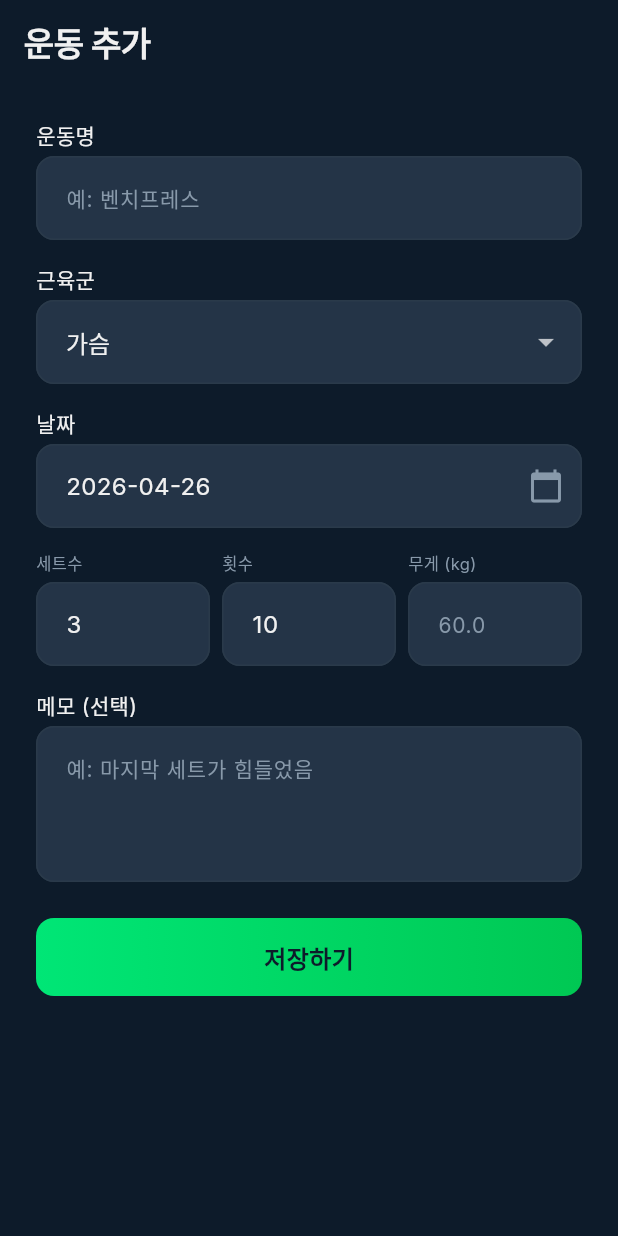
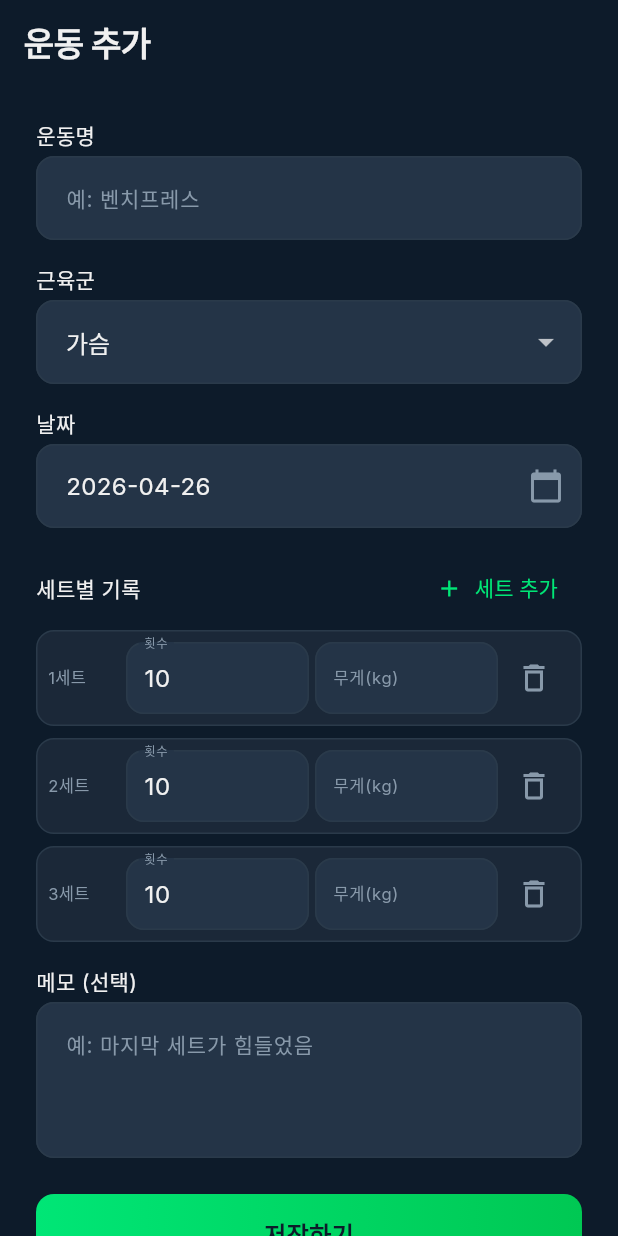
Before and after one commit to kaero313/ai-health-trainer, a Flutter app: the ExerciseAddScreen screen opened by its route, on a phone screen of 412 x 824 dp. Run offline on Flutter 3.47's test engine with Material 3 defaults, Android fonts, the phone set to English and light mode, and no system bars; our stand-ins replace dio, fl_chart, flutter_riverpod, flutter_secure_storage, go_router, google_fonts and 3 more; accounts and stored records are empty; network calls fail.

Commit message:
feat(exercise): add per-set entry fields

```diff
--- a/frontend/lib/features/exercise/presentation/exercise_add_screen.dart
+++ b/frontend/lib/features/exercise/presentation/exercise_add_screen.dart
@@ -55,23 +55,14 @@ class ExerciseAddScreen extends ConsumerStatefulWidget {
 
 class _ExerciseAddScreenState extends ConsumerState<ExerciseAddScreen> {
   final TextEditingController _nameController = TextEditingController();
-  final TextEditingController _setsController = TextEditingController(
-    text: '3',
-  );
-  final TextEditingController _repsController = TextEditingController(
-    text: '10',
-  );
-  final TextEditingController _weightController = TextEditingController();
   final TextEditingController _memoController = TextEditingController();
+  final List<_SetInputState> _setInputs = <_SetInputState>[];
 
   late DateTime _selectedDate;
   String _selectedMuscleGroup = kExerciseMuscleGroupOrder.first;
 
   bool _isSaving = false;
   String? _nameError;
-  String? _setsError;
-  String? _repsError;
-  String? _weightError;
   String? _submitError;
 
   @override
@@ -84,10 +75,8 @@ class _ExerciseAddScreenState extends ConsumerState<ExerciseAddScreen> {
   @override
   void dispose() {
     _nameController.dispose();
-    _setsController.dispose();
-    _repsController.dispose();
-    _weightController.dispose();
     _memoController.dispose();
+    _disposeSetInputs();
     super.dispose();
   }
 
@@ -133,30 +122,92 @@ class _ExerciseAddScreenState extends ConsumerState<ExerciseAddScreen> {
 
   String? _validatePositiveInt(String value, String label) {
     if (value.trim().isEmpty) {
-      return '$label 입력해주세요.';
+      return '$label를 입력해주세요.';
     }
     final int? parsed = int.tryParse(value.trim());
     if (parsed == null) {
-      return '$label 숫자로 입력해주세요.';
+      return '$label는 숫자로 입력해주세요.';
     }
     if (parsed <= 0) {
-      return '$label 1 이상이어야 합니다.';
+      return '$label는 1 이상이어야 합니다.';
     }
     return null;
   }
 
-  String? _validateWeight(String value) {
+  String? _validateWeight(String value, {String label = '무게'}) {
     if (value.trim().isEmpty) {
       return null;
     }
     final double? parsed = double.tryParse(value.trim());
     if (parsed == null) {
-      return '무게는 숫자로 입력해주세요.';
+      return '$label는 숫자로 입력해주세요.';
     }
     if (parsed < 0) {
-      return '무게는 0 이상이어야 합니다.';
+      return '$label는 0 이상이어야 합니다.';
     }
     return null;
+  }
+
+  void _addSetInput() {
+    final String repsText =
+        _setInputs.isEmpty || _setInputs.last.repsController.text.trim().isEmpty
+            ? '10'
+            : _setInputs.last.repsController.text.trim();
+    final String weightText =
+        _setInputs.isEmpty ? '' : _setInputs.last.weightController.text.trim();
+    setState(() {
+      _setInputs.add(
+        _SetInputState(repsText: repsText, weightText: weightText),
+      );
+      _submitError = null;
+    });
+  }
+
+  void _removeSetInput(int index) {
+    if (_setInputs.length <= 1) {
+      return;
+    }
+    setState(() {
+      final _SetInputState removed = _setInputs.removeAt(index);
+      removed.dispose();
+      _submitError = null;
+    });
+  }
+
+  List<Map<String, dynamic>>? _buildSetsPayload() {
+    bool hasError = false;
+    final List<Map<String, dynamic>> sets = <Map<String, dynamic>>[];
+
+    for (int index = 0; index < _setInputs.length; index += 1) {
+      final _SetInputState input = _setInputs[index];
+      final String repsLabel = '${index + 1}세트 횟수';
+      final String weightLabel = '${index + 1}세트 무게';
+      final String? repsError = _validatePositiveInt(
+        input.repsController.text,
+        repsLabel,
+      );
+      final String? weightError = _validateWeight(
+        input.weightController.text,
+        label: weightLabel,
+      );
+      input.repsError = repsError;
+      input.weightError = weightError;
+
+      if (repsError != null || weightError != null) {
+        hasError = true;
+        continue;
+      }
+
+      final String weightText = input.weightController.text.trim();
+      sets.add(<String, dynamic>{
+        'set_number': index + 1,
+        'reps': int.parse(input.repsController.text.trim()),
+        'weight_kg': weightText.isEmpty ? null : double.parse(weightText),
+        'is_completed': true,
+      });
+    }
+
+    return hasError ? null : sets;
   }
 
   Future<void> _pickDate() async {
@@ -178,44 +229,20 @@ class _ExerciseAddScreenState extends ConsumerState<ExerciseAddScreen> {
 
   Future<void> _submit() async {
     final String? nameError = _validateExerciseName(_nameController.text);
-    final String? setsError = _validatePositiveInt(_setsController.text, '세트수');
-    final String? repsError = _validatePositiveInt(_repsController.text, '횟수');
-    final String? weightError = _validateWeight(_weightController.text);
+    final List<Map<String, dynamic>>? sets = _buildSetsPayload();
 
     setState(() {
       _nameError = nameError;
-      _setsError = setsError;
-      _repsError = repsError;
-      _weightError = weightError;
       _submitError = null;
     });
 
-    if (nameError != null ||
-        setsError != null ||
-        repsError != null ||
-        weightError != null) {
+    if (nameError != null || sets == null) {
       return;
     }
 
     setState(() {
       _isSaving = true;
     });
-
-    final int setsCount = int.parse(_setsController.text.trim());
-    final int repsCount = int.parse(_repsController.text.trim());
-    final String weightText = _weightController.text.trim();
-    final double? weight =
-        weightText.isEmpty ? null : double.parse(_weightController.text.trim());
-
-    final List<Map<String, dynamic>> sets = List<Map<String, dynamic>>.generate(
-      setsCount,
-      (int index) => <String, dynamic>{
-        'set_number': index + 1,
-        'reps': repsCount,
-        'weight_kg': weight,
-        'is_completed': true,
-      },
-    );
 
     final Map<String, dynamic> payload = <String, dynamic>{
       'exercise_date': DateFormat('yyyy-MM-dd').format(_selectedDate),
@@ -327,57 +354,43 @@ class _ExerciseAddScreenState extends ConsumerState<ExerciseAddScreen> {
               const SizedBox(height: AppSpacing.md),
               Row(
                 children: [
-                  Expanded(
-                    child: _NumberInputField(
-                      label: '세트수',
-                      hint: '3',
-                      controller: _setsController,
-                      errorText: _setsError,
-                      keyboardType: TextInputType.number,
-                      onChanged: (String value) {
+                  Expanded(child: Text('세트별 기록', style: AppTypography.body2)),
+                  TextButton.icon(
+                    onPressed: _addSetInput,
+                    icon: const Icon(Icons.add, size: 18),
+                    label: const Text('세트 추가'),
+                  ),
+                ],
+              ),
+              const SizedBox(height: AppSpacing.xs),
+              for (int index = 0; index < _setInputs.length; index += 1) ...[
+                _SetInputRow(
+                  setNumber: index + 1,
+                  input: _setInputs[index],
+                  canRemove: _setInputs.length > 1,
+                  onRemove: () => _removeSetInput(index),
+                  onRepsChanged: (String value) {
                     setState(() {
-                          _setsError = _validatePositiveInt(value, '세트수');
+                      _setInputs[index].repsError = _validatePositiveInt(
+                        value,
+                        '${index + 1}세트 횟수',
+                      );
+                      _submitError = null;
+                    });
+                  },
+                  onWeightChanged: (String value) {
+                    setState(() {
+                      _setInputs[index].weightError = _validateWeight(
+                        value,
+                        label: '${index + 1}세트 무게',
+                      );
                       _submitError = null;
                     });
                   },
                 ),
-                  ),
-                  const SizedBox(width: AppSpacing.sm),
-                  Expanded(
-                    child: _NumberInputField(
-                      label: '횟수',
-                      hint: '10',
-                      controller: _repsController,
-                      errorText: _repsError,
-                      keyboardType: TextInputType.number,
-                      onChanged: (String value) {
-                        setState(() {
-                          _repsError = _validatePositiveInt(value, '횟수');
-                          _submitError = null;
-                        });
-                      },
-                    ),
-                  ),
-                  const SizedBox(width: AppSpacing.sm),
-                  Expanded(
-                    child: _NumberInputField(
-                      label: '무게 (kg)',
-                      hint: '60.0',
-                      controller: _weightController,
-                      errorText: _weightError,
-                      keyboardType: const TextInputType.numberWithOptions(
-                        decimal: true,
-                      ),
-                      onChanged: (String value) {
-                        setState(() {
-                          _weightError = _validateWeight(value);
-                          _submitError = null;
-                        });
-                      },
-                    ),
-                  ),
+                if (index != _setInputs.length - 1)
+                  const SizedBox(height: AppSpacing.sm),
               ],
-              ),
               const SizedBox(height: AppSpacing.md),
               Text('메모 (선택)', style: AppTypography.body2),
               const SizedBox(height: AppSpacing.xs),
@@ -449,24 +462,136 @@ class _ExerciseAddScreenState extends ConsumerState<ExerciseAddScreen> {
       _selectedMuscleGroup = muscleGroup.trim();
     }
 
-    final int? sets = widget.sets;
-    if (sets != null && sets > 0) {
-      _setsController.text = sets.toString();
+    final int setCount =
+        widget.sets != null && widget.sets! > 0 ? widget.sets! : 3;
+    final int repsCount =
+        widget.reps != null && widget.reps! > 0 ? widget.reps! : 10;
+    final double? weightKg =
+        widget.weightKg != null && widget.weightKg! >= 0
+            ? widget.weightKg
+            : null;
+    _replaceSetInputs(
+      setCount: setCount,
+      repsText: repsCount.toString(),
+      weightText: weightKg == null ? '' : _formatWeight(weightKg),
+    );
   }
 
-    final int? reps = widget.reps;
-    if (reps != null && reps > 0) {
-      _repsController.text = reps.toString();
+  void _replaceSetInputs({
+    required int setCount,
+    required String repsText,
+    required String weightText,
+  }) {
+    _disposeSetInputs();
+    _setInputs.addAll(
+      List<_SetInputState>.generate(
+        setCount,
+        (_) => _SetInputState(repsText: repsText, weightText: weightText),
+      ),
+    );
   }
 
-    final double? weightKg = widget.weightKg;
-    if (weightKg != null && weightKg >= 0) {
-      _weightController.text = _formatWeight(weightKg);
+  void _disposeSetInputs() {
+    for (final _SetInputState input in _setInputs) {
+      input.dispose();
     }
+    _setInputs.clear();
   }
 }
 
-class _NumberInputField extends StatelessWidget {
+class _SetInputState {
+  final TextEditingController repsController;
+  final TextEditingController weightController;
+  String? repsError;
+  String? weightError;
+
+  _SetInputState({required String repsText, String weightText = ''})
+    : repsController = TextEditingController(text: repsText),
+      weightController = TextEditingController(text: weightText);
+
+  void dispose() {
+    repsController.dispose();
+    weightController.dispose();
+  }
+}
+
+class _SetInputRow extends StatelessWidget {
+  final int setNumber;
+  final _SetInputState input;
+  final bool canRemove;
+  final VoidCallback onRemove;
+  final ValueChanged<String> onRepsChanged;
+  final ValueChanged<String> onWeightChanged;
+
+  const _SetInputRow({
+    required this.setNumber,
+    required this.input,
+    required this.canRemove,
+    required this.onRemove,
+    required this.onRepsChanged,
+    required this.onWeightChanged,
+  });
+
+  @override
+  Widget build(BuildContext context) {
+    return DecoratedBox(
+      decoration: BoxDecoration(
+        color: AppColors.surface,
+        borderRadius: BorderRadius.circular(AppRadius.md),
+        border: Border.all(color: AppColors.divider),
+      ),
+      child: Padding(
+        padding: const EdgeInsets.all(AppSpacing.sm),
+        child: Row(
+          crossAxisAlignment: CrossAxisAlignment.start,
+          children: [
+            SizedBox(
+              width: 48,
+              height: 48,
+              child: Align(
+                alignment: Alignment.centerLeft,
+                child: Text('$setNumber세트', style: AppTypography.caption),
+              ),
+            ),
+            const SizedBox(width: AppSpacing.xs),
+            Expanded(
+              child: _SetNumberField(
+                label: '횟수',
+                hint: '10',
+                controller: input.repsController,
+                errorText: input.repsError,
+                keyboardType: TextInputType.number,
+                onChanged: onRepsChanged,
+              ),
+            ),
+            const SizedBox(width: AppSpacing.xs),
+            Expanded(
+              child: _SetNumberField(
+                label: '무게(kg)',
+                hint: '60',
+                controller: input.weightController,
+                errorText: input.weightError,
+                keyboardType: const TextInputType.numberWithOptions(
+                  decimal: true,
+                ),
+                onChanged: onWeightChanged,
+              ),
+            ),
+            IconButton(
+              tooltip: '세트 삭제',
+              onPressed: canRemove ? onRemove : null,
+              icon: const Icon(Icons.delete_outline),
+              color: AppColors.textSecondary,
+              disabledColor: AppColors.textDisabled,
+            ),
+          ],
+        ),
+      ),
+    );
+  }
+}
+
+class _SetNumberField extends StatelessWidget {
   final String label;
   final String hint;
   final TextEditingController controller;
@@ -474,7 +599,7 @@ class _NumberInputField extends StatelessWidget {
   final TextInputType keyboardType;
   final ValueChanged<String> onChanged;
 
-  const _NumberInputField({
+  const _SetNumberField({
     required this.label,
     required this.hint,
     required this.controller,
@@ -485,26 +610,25 @@ class _NumberInputField extends StatelessWidget {
 
   @override
   Widget build(BuildContext context) {
-    return Column(
-      crossAxisAlignment: CrossAxisAlignment.start,
-      children: [
-        Text(label, style: AppTypography.caption),
-        const SizedBox(height: AppSpacing.xs),
-        TextField(
+    return TextField(
       controller: controller,
       keyboardType: keyboardType,
       style: AppTypography.body1,
       onChanged: onChanged,
       decoration: InputDecoration(
+        labelText: label,
         hintText: hint,
-            hintStyle: AppTypography.body2.copyWith(
+        errorText: errorText,
+        errorMaxLines: 2,
+        labelStyle: AppTypography.caption.copyWith(
           color: AppColors.textSecondary,
         ),
+        hintStyle: AppTypography.body2.copyWith(color: AppColors.textSecondary),
         filled: true,
         fillColor: AppColors.surfaceLight,
         contentPadding: const EdgeInsets.symmetric(
-              horizontal: AppSpacing.md,
-              vertical: AppSpacing.md,
+          horizontal: AppSpacing.sm,
+          vertical: AppSpacing.sm,
         ),
         enabledBorder: OutlineInputBorder(
           borderRadius: BorderRadius.circular(AppRadius.md),
@@ -512,10 +636,7 @@ class _NumberInputField extends StatelessWidget {
         ),
         focusedBorder: OutlineInputBorder(
           borderRadius: BorderRadius.circular(AppRadius.md),
-              borderSide: const BorderSide(
-                color: AppColors.primary,
-                width: 1.2,
-              ),
+          borderSide: const BorderSide(color: AppColors.primary, width: 1.2),
         ),
         errorBorder: OutlineInputBorder(
           borderRadius: BorderRadius.circular(AppRadius.md),
@@ -526,15 +647,6 @@ class _NumberInputField extends StatelessWidget {
           borderSide: const BorderSide(color: AppColors.error, width: 1.2),
         ),
       ),
-        ),
-        if (errorText != null) ...[
-          const SizedBox(height: AppSpacing.xs),
-          Text(
-            errorText!,
-            style: AppTypography.caption.copyWith(color: AppColors.error),
-          ),
-        ],
-      ],
     );
   }
 }
```
Lines whose indentation alone changed are shown as unchanged.
